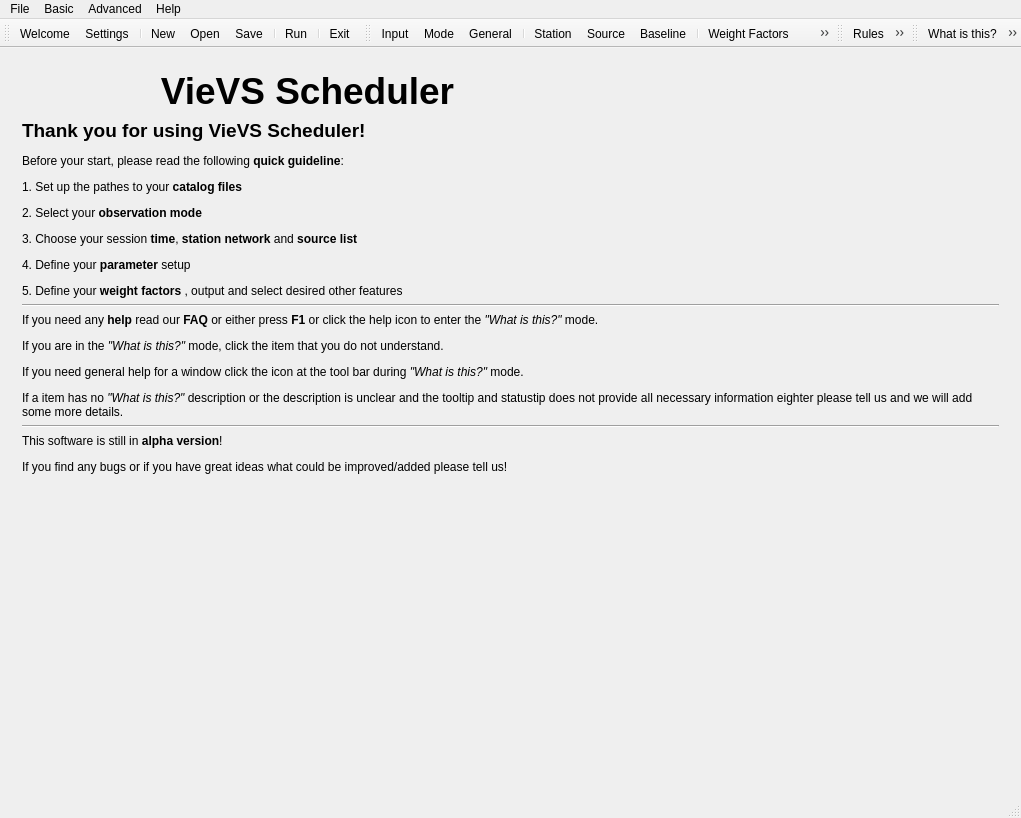
TUW-VieVS/VieSchedpp, file mainwindow.ui: the form before one commit.
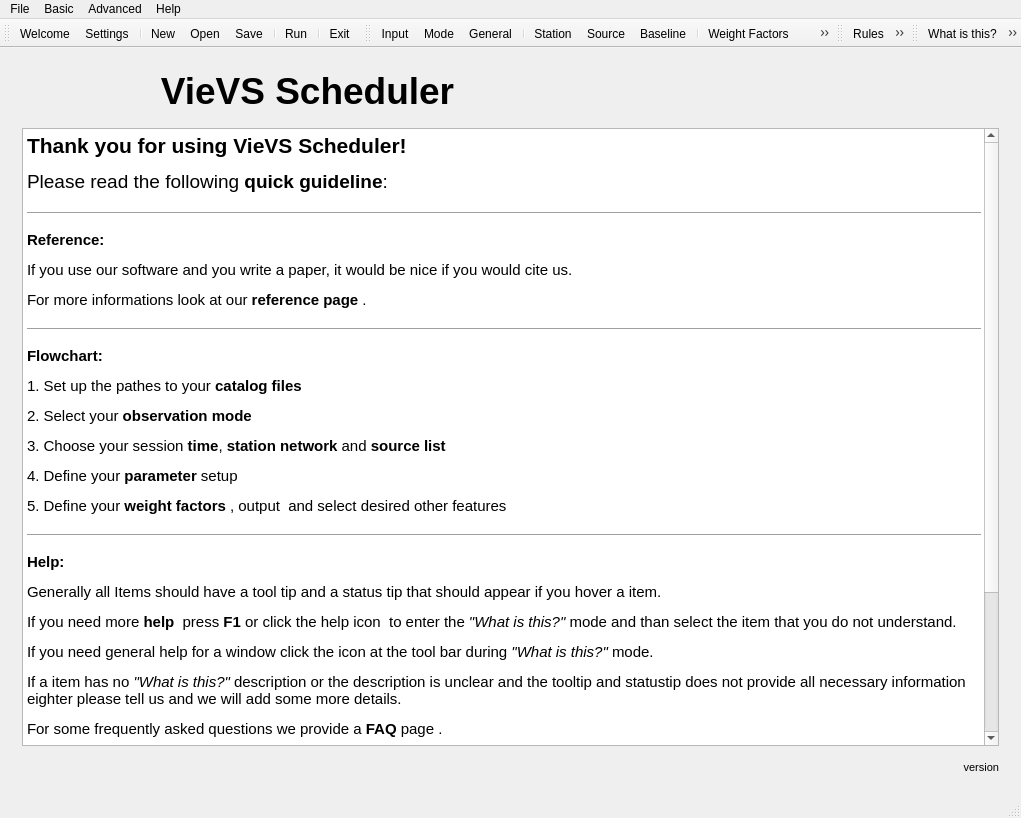
The form after the commit. The open tabs and pages were chosen to show the change. Icons and pictures are not drawn.

Commit message: guidline changed, new icons added

```diff
--- a/mainwindow.ui
+++ b/mainwindow.ui
@@ -21,7 +21,10 @@
        <number>10</number>
       </property>
       <widget class="QWidget" name="welcome">
-       <layout class="QVBoxLayout" name="verticalLayout_45">
+       <layout class="QVBoxLayout" name="verticalLayout">
+        <property name="spacing">
+         <number>15</number>
+        </property>
         <item>
          <layout class="QHBoxLayout" name="horizontalLayout_9">
           <item>
@@ -53,72 +56,53 @@
          </layout>
         </item>
         <item>
-         <layout class="QHBoxLayout" name="horizontalLayout_26">
-          <item>
-           <layout class="QVBoxLayout" name="verticalLayout">
-            <item>
-             <widget class="QLabel" name="label_12">
-              <property name="text">
-               <string>&lt;html&gt;&lt;head/&gt;&lt;body&gt;&lt;p&gt;&lt;span style=&quot; font-size:14pt; font-weight:600;&quot;&gt;Thank you for using VieVS Scheduler!&lt;/span&gt;&lt;/p&gt;&lt;p&gt;Before your start, please read the following &lt;span style=&quot; font-weight:600;&quot;&gt;quick guideline&lt;/span&gt;: &lt;/p&gt;&lt;p&gt;1. Set up the pathes to your &lt;span style=&quot; font-weight:600;&quot;&gt;catalog files &lt;/span&gt;&lt;img src=&quot;:/icons/icons/document-import-2.png&quot; width=&quot;30&quot; height=&quot;30&quot;/&gt;&lt;/p&gt;&lt;p&gt;2. Select your &lt;span style=&quot; font-weight:600;&quot;&gt;observation mode &lt;/span&gt;&lt;img src=&quot;:/icons/icons/drive-harddisk-3.png&quot; width=&quot;30&quot; height=&quot;30&quot;/&gt;&lt;/p&gt;&lt;p&gt;3. Choose your session &lt;span style=&quot; font-weight:600;&quot;&gt;time&lt;/span&gt;, &lt;span style=&quot; font-weight:600;&quot;&gt;station network&lt;/span&gt; and &lt;span style=&quot; font-weight:600;&quot;&gt;source list &lt;/span&gt;&lt;img src=&quot;:/icons/icons/applications-internet-2.png&quot; width=&quot;30&quot; height=&quot;30&quot;/&gt;&lt;/p&gt;&lt;p&gt;4. Define your &lt;span style=&quot; font-weight:600;&quot;&gt;parameter&lt;/span&gt; setup &lt;img src=&quot;:/icons/icons/station_p.png&quot; width=&quot;30&quot; height=&quot;30&quot;/&gt;&lt;img src=&quot;:/icons/icons/source_p.png&quot; width=&quot;30&quot; height=&quot;30&quot;/&gt;&lt;img src=&quot;:/icons/icons/baseline_p.png&quot; width=&quot;30&quot; height=&quot;30&quot;/&gt;&lt;/p&gt;&lt;p&gt;5. Define your &lt;span style=&quot; font-weight:600;&quot;&gt;weight factors &lt;/span&gt;&lt;img src=&quot;:/icons/icons/weight.png&quot; width=&quot;30&quot; height=&quot;30&quot;/&gt;, output &lt;img src=&quot;:/icons/icons/document-export-4.png&quot; width=&quot;30&quot; height=&quot;30&quot;/&gt; and select desired other features&lt;/p&gt;&lt;/body&gt;&lt;/html&gt;</string>
-              </property>
-              <property name="alignment">
-               <set>Qt::AlignLeading|Qt::AlignLeft|Qt::AlignTop</set>
-              </property>
-              <property name="wordWrap">
-               <bool>true</bool>
-              </property>
-             </widget>
-            </item>
-            <item>
-             <widget class="Line" name="line">
-              <property name="orientation">
-               <enum>Qt::Horizontal</enum>
-              </property>
-             </widget>
-            </item>
-            <item>
-             <widget class="QLabel" name="label_27">
-              <property name="text">
-               <string>&lt;html&gt;&lt;head/&gt;&lt;body&gt;&lt;p&gt;If you need any &lt;span style=&quot; font-weight:600;&quot;&gt;help&lt;/span&gt; read our &lt;span style=&quot; font-weight:600;&quot;&gt;FAQ&lt;/span&gt; or either press &lt;span style=&quot; font-weight:600;&quot;&gt;F1&lt;/span&gt; or click the help icon &lt;img src=&quot;:/icons/icons/help.png&quot; width=&quot;30&quot; height=&quot;30&quot;/&gt; to enter the &lt;span style=&quot; font-style:italic;&quot;&gt;&amp;quot;What is this?&amp;quot;&lt;/span&gt; mode. &lt;/p&gt;&lt;p&gt;If you are in the &lt;span style=&quot; font-style:italic;&quot;&gt;&amp;quot;What is this?&amp;quot;&lt;/span&gt; mode, click the item that you do not understand. &lt;/p&gt;&lt;p&gt;If you need general help for a window click the icon at the tool bar during &lt;span style=&quot; font-style:italic;&quot;&gt;&amp;quot;What is this?&amp;quot;&lt;/span&gt; mode.&lt;/p&gt;&lt;p&gt;If a item has no &lt;span style=&quot; font-style:italic;&quot;&gt;&amp;quot;What is this?&amp;quot;&lt;/span&gt; description or the description is unclear and the tooltip and statustip does not provide all necessary information eighter please tell us and we will add some more details. &lt;/p&gt;&lt;/body&gt;&lt;/html&gt;</string>
-              </property>
-              <property name="wordWrap">
-               <bool>true</bool>
-              </property>
-             </widget>
-            </item>
-            <item>
-             <widget class="Line" name="line_2">
-              <property name="orientation">
-               <enum>Qt::Horizontal</enum>
-              </property>
-             </widget>
-            </item>
-            <item>
-             <widget class="QLabel" name="label_38">
-              <property name="text">
-               <string>&lt;html&gt;&lt;head/&gt;&lt;body&gt;&lt;p&gt;This software is still in &lt;span style=&quot; font-weight:600;&quot;&gt;alpha version&lt;/span&gt;! &lt;/p&gt;&lt;p&gt;If you find any bugs or if you have great ideas what could be improved/added please tell us!&lt;/p&gt;&lt;/body&gt;&lt;/html&gt;</string>
-              </property>
-              <property name="wordWrap">
-               <bool>true</bool>
-              </property>
-             </widget>
-            </item>
-           </layout>
-          </item>
-         </layout>
+         <widget class="QTextEdit" name="textEdit">
+          <property name="readOnly">
+           <bool>true</bool>
+          </property>
+          <property name="html">
+           <string>&lt;!DOCTYPE HTML PUBLIC &quot;-//W3C//DTD HTML 4.0//EN&quot; &quot;http://www.w3.org/TR/REC-html40/strict.dtd&quot;&gt;
+&lt;html&gt;&lt;head&gt;&lt;meta name=&quot;qrichtext&quot; content=&quot;1&quot; /&gt;&lt;style type=&quot;text/css&quot;&gt;
+p, li { white-space: pre-wrap; }
+&lt;/style&gt;&lt;/head&gt;&lt;body style=&quot; font-family:'Ubuntu'; font-size:11pt; font-weight:400; font-style:normal;&quot;&gt;
+&lt;p style=&quot; margin-top:12px; margin-bottom:12px; margin-left:0px; margin-right:0px; -qt-block-indent:0; text-indent:0px;&quot;&gt;&lt;span style=&quot; font-size:16pt; font-weight:600;&quot;&gt;Thank you for using VieVS Scheduler!&lt;/span&gt;&lt;/p&gt;
+&lt;p style=&quot; margin-top:12px; margin-bottom:12px; margin-left:0px; margin-right:0px; -qt-block-indent:0; text-indent:0px;&quot;&gt;&lt;span style=&quot; font-size:14pt;&quot;&gt;Please read the following &lt;/span&gt;&lt;span style=&quot; font-size:14pt; font-weight:600;&quot;&gt;quick guideline&lt;/span&gt;&lt;span style=&quot; font-size:14pt;&quot;&gt;: &lt;/span&gt;&lt;/p&gt;
+&lt;hr /&gt;
+&lt;p style=&quot; margin-top:12px; margin-bottom:12px; margin-left:0px; margin-right:0px; -qt-block-indent:0; text-indent:0px;&quot;&gt;&lt;span style=&quot; font-weight:600;&quot;&gt;Reference:&lt;/span&gt;&lt;/p&gt;
+&lt;p style=&quot; margin-top:12px; margin-bottom:12px; margin-left:0px; margin-right:0px; -qt-block-indent:0; text-indent:0px;&quot;&gt;If you use our software and you write a paper, it would be nice if you would cite us. &lt;/p&gt;
+&lt;p style=&quot; margin-top:12px; margin-bottom:12px; margin-left:0px; margin-right:0px; -qt-block-indent:0; text-indent:0px;&quot;&gt;For more informations look at our &lt;span style=&quot; font-weight:600;&quot;&gt;reference page &lt;/span&gt;&lt;img src=&quot;:/icons/icons/document-sign-3.png&quot; width=&quot;30&quot; height=&quot;30&quot; /&gt;.&lt;/p&gt;
+&lt;hr /&gt;
+&lt;p style=&quot; margin-top:12px; margin-bottom:12px; margin-left:0px; margin-right:0px; -qt-block-indent:0; text-indent:0px;&quot;&gt;&lt;span style=&quot; font-weight:600;&quot;&gt;Flowchart:&lt;/span&gt;&lt;/p&gt;
+&lt;p style=&quot; margin-top:12px; margin-bottom:12px; margin-left:0px; margin-right:0px; -qt-block-indent:0; text-indent:0px;&quot;&gt;1. Set up the pathes to your &lt;span style=&quot; font-weight:600;&quot;&gt;catalog files &lt;/span&gt;&lt;img src=&quot;:/icons/icons/document-import-2.png&quot; width=&quot;30&quot; height=&quot;30&quot; /&gt;&lt;/p&gt;
+&lt;p style=&quot; margin-top:12px; margin-bottom:12px; margin-left:0px; margin-right:0px; -qt-block-indent:0; text-indent:0px;&quot;&gt;2. Select your &lt;span style=&quot; font-weight:600;&quot;&gt;observation mode &lt;/span&gt;&lt;img src=&quot;:/icons/icons/drive-harddisk-3.png&quot; width=&quot;30&quot; height=&quot;30&quot; /&gt;&lt;/p&gt;
+&lt;p style=&quot; margin-top:12px; margin-bottom:12px; margin-left:0px; margin-right:0px; -qt-block-indent:0; text-indent:0px;&quot;&gt;3. Choose your session &lt;span style=&quot; font-weight:600;&quot;&gt;time&lt;/span&gt;, &lt;span style=&quot; font-weight:600;&quot;&gt;station network&lt;/span&gt; and &lt;span style=&quot; font-weight:600;&quot;&gt;source list &lt;/span&gt;&lt;img src=&quot;:/icons/icons/applications-internet-2.png&quot; width=&quot;30&quot; height=&quot;30&quot; /&gt;&lt;/p&gt;
+&lt;p style=&quot; margin-top:12px; margin-bottom:12px; margin-left:0px; margin-right:0px; -qt-block-indent:0; text-indent:0px;&quot;&gt;4. Define your &lt;span style=&quot; font-weight:600;&quot;&gt;parameter&lt;/span&gt; setup &lt;img src=&quot;:/icons/icons/station_p.png&quot; width=&quot;30&quot; height=&quot;30&quot; /&gt;&lt;img src=&quot;:/icons/icons/source_p.png&quot; width=&quot;30&quot; height=&quot;30&quot; /&gt;&lt;img src=&quot;:/icons/icons/baseline_p.png&quot; width=&quot;30&quot; height=&quot;30&quot; /&gt;&lt;/p&gt;
+&lt;p style=&quot; margin-top:12px; margin-bottom:12px; margin-left:0px; margin-right:0px; -qt-block-indent:0; text-indent:0px;&quot;&gt;5. Define your &lt;span style=&quot; font-weight:600;&quot;&gt;weight factors &lt;/span&gt;&lt;img src=&quot;:/icons/icons/weight.png&quot; width=&quot;30&quot; height=&quot;30&quot; /&gt;, output &lt;img src=&quot;:/icons/icons/document-export-4.png&quot; width=&quot;30&quot; height=&quot;30&quot; /&gt; and select desired other features&lt;/p&gt;
+&lt;hr /&gt;
+&lt;p style=&quot; margin-top:12px; margin-bottom:0px; margin-left:0px; margin-right:0px; -qt-block-indent:0; text-indent:0px;&quot;&gt;&lt;span style=&quot; font-weight:600;&quot;&gt;Help:&lt;/span&gt; &lt;/p&gt;
+&lt;p style=&quot; margin-top:12px; margin-bottom:0px; margin-left:0px; margin-right:0px; -qt-block-indent:0; text-indent:0px;&quot;&gt;Generally all Items should have a tool tip and a status tip that should appear if you hover a item. &lt;/p&gt;
+&lt;p style=&quot; margin-top:12px; margin-bottom:0px; margin-left:0px; margin-right:0px; -qt-block-indent:0; text-indent:0px;&quot;&gt;If you need more &lt;span style=&quot; font-weight:600;&quot;&gt;help&lt;/span&gt;  press &lt;span style=&quot; font-weight:600;&quot;&gt;F1&lt;/span&gt; or click the help icon &lt;img src=&quot;:/icons/icons/help.png&quot; width=&quot;30&quot; height=&quot;30&quot; /&gt; to enter the &lt;span style=&quot; font-style:italic;&quot;&gt;&amp;quot;What is this?&amp;quot;&lt;/span&gt; mode and than select the item that you do not understand. &lt;/p&gt;
+&lt;p style=&quot; margin-top:12px; margin-bottom:12px; margin-left:0px; margin-right:0px; -qt-block-indent:0; text-indent:0px;&quot;&gt;If you need general help for a window click the icon at the tool bar during &lt;span style=&quot; font-style:italic;&quot;&gt;&amp;quot;What is this?&amp;quot;&lt;/span&gt; mode.&lt;/p&gt;
+&lt;p style=&quot; margin-top:12px; margin-bottom:12px; margin-left:0px; margin-right:0px; -qt-block-indent:0; text-indent:0px;&quot;&gt;If a item has no &lt;span style=&quot; font-style:italic;&quot;&gt;&amp;quot;What is this?&amp;quot;&lt;/span&gt; description or the description is unclear and the tooltip and statustip does not provide all necessary information eighter please tell us and we will add some more details. &lt;/p&gt;
+&lt;p style=&quot; margin-top:12px; margin-bottom:12px; margin-left:0px; margin-right:0px; -qt-block-indent:0; text-indent:0px;&quot;&gt;For some frequently asked questions we provide a &lt;span style=&quot; font-weight:600;&quot;&gt;FAQ&lt;/span&gt; page &lt;img src=&quot;:/icons/icons/documentation.png&quot; width=&quot;30&quot; height=&quot;30&quot; /&gt;. &lt;/p&gt;
+&lt;hr /&gt;
+&lt;p style=&quot; margin-top:12px; margin-bottom:0px; margin-left:0px; margin-right:0px; -qt-block-indent:0; text-indent:0px;&quot;&gt;&lt;span style=&quot; font-weight:600;&quot;&gt;Version: &lt;/span&gt;&lt;/p&gt;
+&lt;p style=&quot; margin-top:12px; margin-bottom:0px; margin-left:0px; margin-right:0px; -qt-block-indent:0; text-indent:0px;&quot;&gt;This software is still in &lt;span style=&quot; font-weight:600;&quot;&gt;alpha version&lt;/span&gt;! &lt;/p&gt;
+&lt;p style=&quot; margin-top:12px; margin-bottom:0px; margin-left:0px; margin-right:0px; -qt-block-indent:0; text-indent:0px;&quot;&gt;Although a checking routine runs at the end of each created schedule, it might be advisable to double check your schedule via a different software package like &lt;span style=&quot; font-weight:600;&quot;&gt;SKED&lt;/span&gt; with the &lt;span style=&quot; font-weight:600;&quot;&gt;SKED check &lt;/span&gt;command.&lt;/p&gt;
+&lt;p style=&quot; margin-top:12px; margin-bottom:0px; margin-left:0px; margin-right:0px; -qt-block-indent:0; text-indent:0px;&quot;&gt;If you find any bugs or if you have great ideas what could be improved/added please tell us!&lt;/p&gt;
+&lt;p style=&quot;-qt-paragraph-type:empty; margin-top:12px; margin-bottom:0px; margin-left:0px; margin-right:0px; -qt-block-indent:0; text-indent:0px;&quot;&gt;&lt;br /&gt;&lt;/p&gt;&lt;/body&gt;&lt;/html&gt;</string>
+          </property>
+         </widget>
         </item>
         <item>
-         <spacer name="verticalSpacer_10">
-          <property name="orientation">
-           <enum>Qt::Vertical</enum>
+         <widget class="QLabel" name="label_version">
+          <property name="text">
+           <string>&lt;html&gt;&lt;head/&gt;&lt;body&gt;&lt;p&gt;&lt;span style=&quot; font-size:8pt;&quot;&gt;version&lt;/span&gt;&lt;/p&gt;&lt;/body&gt;&lt;/html&gt;</string>
           </property>
-          <property name="sizeHint" stdset="0">
-           <size>
-            <width>20</width>
-            <height>40</height>
-           </size>
+          <property name="alignment">
+           <set>Qt::AlignRight|Qt::AlignTrailing|Qt::AlignVCenter</set>
           </property>
-         </spacer>
+         </widget>
         </item>
        </layout>
       </widget>
```
Left out of the diff: 12 changed lines with no effect on the pictures. The commit also changes 6 other files.
